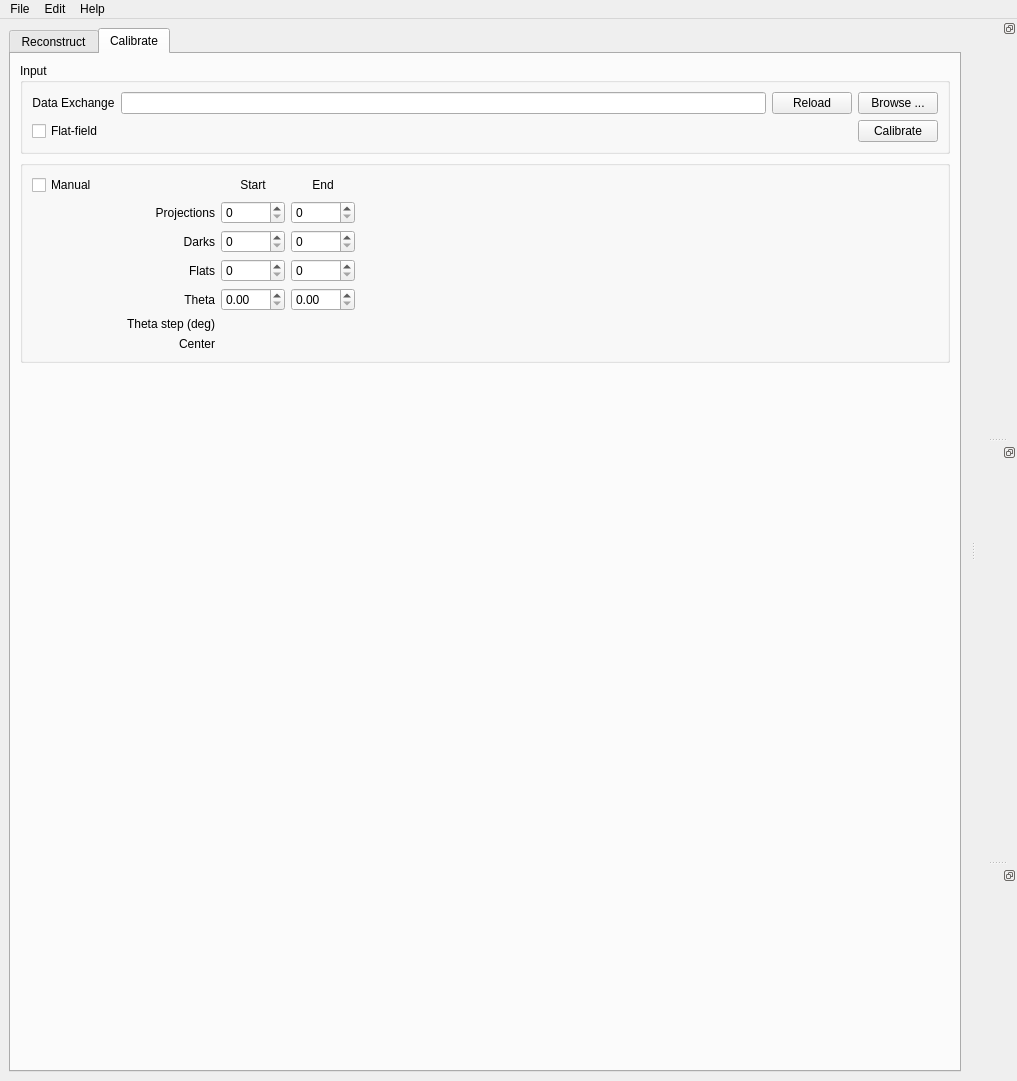
Old version of the form ufot/gui.ui in the repository tomography/tomopy-gui.
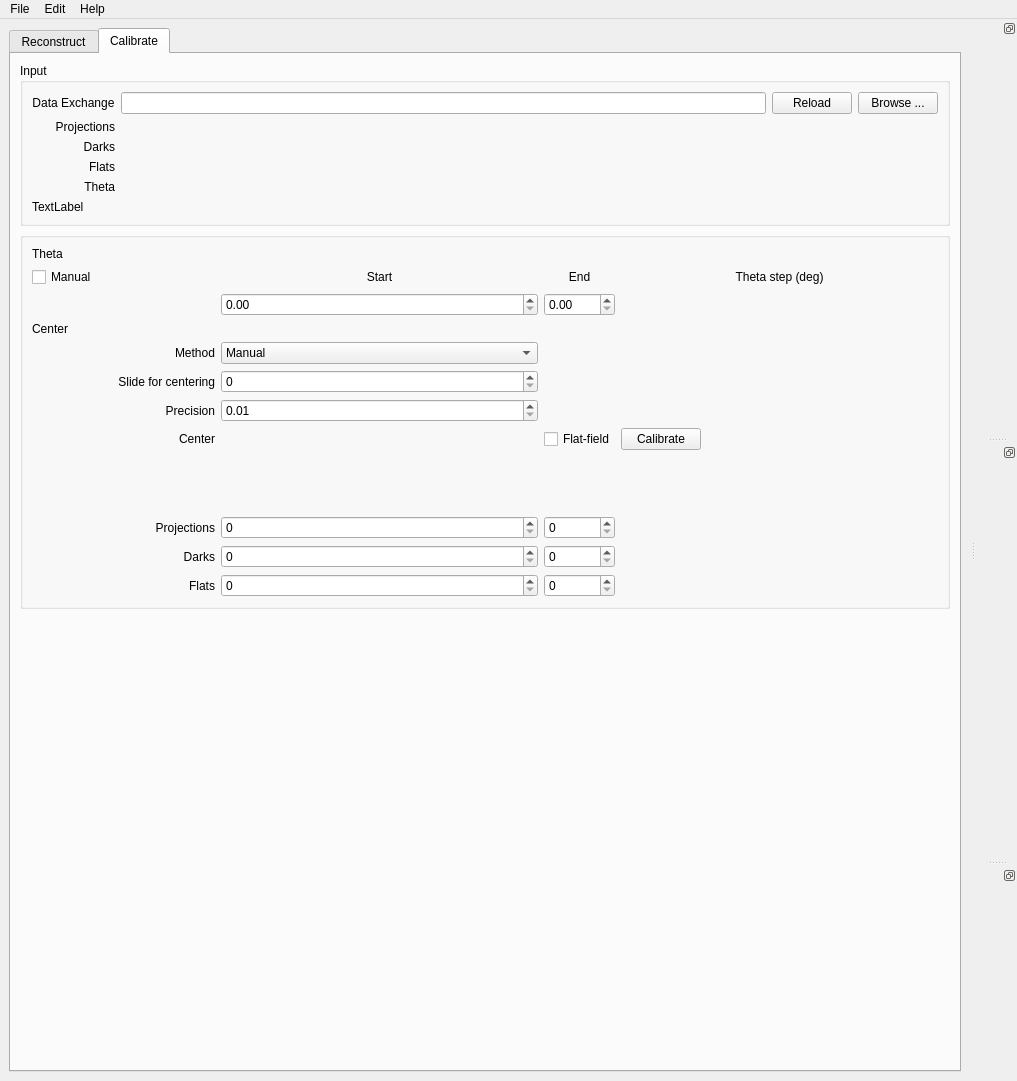
New version of the form. The open tabs and pages were chosen to show the change.

```diff
--- a/ufot/gui.ui
+++ b/ufot/gui.ui
@@ -69,7 +69,7 @@
        <enum>Qt::LeftToRight</enum>
       </property>
       <property name="currentIndex">
-       <number>0</number>
+       <number>1</number>
       </property>
       <widget class="QWidget" name="tab_widgetPage1_2">
        <attribute name="title">
@@ -976,7 +976,37 @@
             </property>
             <layout class="QVBoxLayout" name="verticalLayout_11">
              <item>
-              <layout class="QGridLayout" name="gridLayout_5" rowstretch="0,0">
+              <layout class="QGridLayout" name="gridLayout_5" rowstretch="0,0,0,0,0,0">
+               <item row="2" column="1">
+                <widget class="QLabel" name="label_14">
+                 <property name="text">
+                  <string>Darks</string>
+                 </property>
+                 <property name="alignment">
+                  <set>Qt::AlignRight|Qt::AlignTrailing|Qt::AlignVCenter</set>
+                 </property>
+                </widget>
+               </item>
+               <item row="1" column="1">
+                <widget class="QLabel" name="label_12">
+                 <property name="text">
+                  <string>Projections</string>
+                 </property>
+                 <property name="alignment">
+                  <set>Qt::AlignRight|Qt::AlignTrailing|Qt::AlignVCenter</set>
+                 </property>
+                </widget>
+               </item>
+               <item row="3" column="1">
+                <widget class="QLabel" name="label_15">
+                 <property name="text">
+                  <string>Flats</string>
+                 </property>
+                 <property name="alignment">
+                  <set>Qt::AlignRight|Qt::AlignTrailing|Qt::AlignVCenter</set>
+                 </property>
+                </widget>
+               </item>
                <item row="0" column="2">
                 <widget class="QLineEdit" name="dx_file_name_line"/>
                </item>
@@ -997,19 +1027,6 @@
                  </property>
                 </widget>
                </item>
-               <item row="1" column="4">
-                <widget class="QPushButton" name="calibrate_dx">
-                 <property name="sizePolicy">
-                  <sizepolicy hsizetype="Fixed" vsizetype="Fixed">
-                   <horstretch>0</horstretch>
-                   <verstretch>0</verstretch>
-                  </sizepolicy>
-                 </property>
-                 <property name="text">
-                  <string>Calibrate</string>
-                 </property>
-                </widget>
-               </item>
                <item row="0" column="3">
                 <widget class="QPushButton" name="dx_file_load">
                  <property name="text">
@@ -1017,15 +1034,56 @@
                  </property>
                 </widget>
                </item>
-               <item row="1" column="1">
-                <widget class="QCheckBox" name="ffc_box">
+               <item row="4" column="1">
+                <widget class="QLabel" name="label_16">
                  <property name="text">
-                  <string>Flat-field</string>
+                  <string>Theta</string>
+                 </property>
+                 <property name="alignment">
+                  <set>Qt::AlignRight|Qt::AlignTrailing|Qt::AlignVCenter</set>
+                 </property>
+                </widget>
+               </item>
+               <item row="1" column="2">
+                <widget class="QLabel" name="label_data_size">
+                 <property name="text">
+                  <string/>
+                 </property>
+                </widget>
+               </item>
+               <item row="2" column="2">
+                <widget class="QLabel" name="label_data_dark_size">
+                 <property name="text">
+                  <string/>
+                 </property>
+                </widget>
+               </item>
+               <item row="3" column="2">
+                <widget class="QLabel" name="label_data_white_size">
+                 <property name="text">
+                  <string/>
+                 </property>
+                </widget>
+               </item>
+               <item row="4" column="2">
+                <widget class="QLabel" name="label_theta_size">
+                 <property name="text">
+                  <string/>
+                 </property>
+                 <property name="alignment">
+                  <set>Qt::AlignLeading|Qt::AlignLeft|Qt::AlignVCenter</set>
                  </property>
                 </widget>
                </item>
               </layout>
              </item>
+             <item>
+              <widget class="QLabel" name="label_9">
+               <property name="text">
+                <string>TextLabel</string>
+               </property>
+              </widget>
+             </item>
             </layout>
            </widget>
           </item>
@@ -1035,111 +1093,161 @@
              <string/>
             </property>
             <layout class="QVBoxLayout" name="verticalLayout_12">
+             <item>
+              <widget class="QLabel" name="label_18">
+               <property name="text">
+                <string>Theta</string>
+               </property>
+              </widget>
+             </item>
              <item>
               <layout class="QGridLayout" name="gridLayout_6">
-               <item row="5" column="1">
-                <widget class="QLabel" name="label_10">
+               <item row="7" column="1">
+                <widget class="QLabel" name="slice_center_label">
                  <property name="text">
-                  <string>Theta step (deg)</string>
+                  <string>Slide for centering</string>
                  </property>
                  <property name="alignment">
                   <set>Qt::AlignRight|Qt::AlignTrailing|Qt::AlignVCenter</set>
                  </property>
                 </widget>
                </item>
-               <item row="2" column="3">
+               <item row="6" column="1">
+                <widget class="QLabel" name="center_label">
+                 <property name="text">
+                  <string>Method</string>
+                 </property>
+                 <property name="alignment">
+                  <set>Qt::AlignRight|Qt::AlignTrailing|Qt::AlignVCenter</set>
+                 </property>
+                </widget>
+               </item>
+               <item row="5" column="0">
+                <widget class="QLabel" name="label_20">
+                 <property name="text">
+                  <string>Center</string>
+                 </property>
+                </widget>
+               </item>
+               <item row="1" column="2">
+                <widget class="QDoubleSpinBox" name="theta_start">
+                 <property name="decimals">
+                  <number>2</number>
+                 </property>
+                 <property name="maximum">
+                  <double>360.000000000000000</double>
+                 </property>
+                 <property name="singleStep">
+                  <double>0.100000000000000</double>
+                 </property>
+                </widget>
+               </item>
+               <item row="7" column="2">
+                <widget class="QSpinBox" name="slice_center">
+                 <property name="maximum">
+                  <number>4096</number>
+                 </property>
+                </widget>
+               </item>
+               <item row="6" column="2">
+                <widget class="QComboBox" name="center_method_box">
+                 <item>
+                  <property name="text">
+                   <string>Manual</string>
+                  </property>
+                 </item>
+                 <item>
+                  <property name="text">
+                   <string>Entropy</string>
+                  </property>
+                 </item>
+                 <item>
+                  <property name="text">
+                   <string>Vo</string>
+                  </property>
+                 </item>
+                 <item>
+                  <property name="text">
+                   <string>Correlation</string>
+                  </property>
+                 </item>
+                </widget>
+               </item>
+               <item row="14" column="3">
                 <widget class="QSpinBox" name="data_dark_end"/>
                </item>
-               <item row="0" column="3">
-                <widget class="QLabel" name="data_end_label">
-                 <property name="text">
-                  <string>End</string>
+               <item row="12" column="4">
+                <spacer name="horizontalSpacer_3">
+                 <property name="orientation">
+                  <enum>Qt::Horizontal</enum>
                  </property>
-                 <property name="alignment">
-                  <set>Qt::AlignCenter</set>
+                 <property name="sizeHint" stdset="0">
+                  <size>
+                   <width>40</width>
+                   <height>20</height>
+                  </size>
                  </property>
-                </widget>
+                </spacer>
                </item>
-               <item row="3" column="2">
+               <item row="15" column="2">
                 <widget class="QSpinBox" name="data_white_start"/>
                </item>
-               <item row="1" column="4">
-                <widget class="QLabel" name="label_data_size">
-                 <property name="text">
-                  <string/>
-                 </property>
-                </widget>
-               </item>
-               <item row="1" column="1">
-                <widget class="QLabel" name="label_4">
-                 <property name="text">
-                  <string>Projections</string>
-                 </property>
-                 <property name="alignment">
-                  <set>Qt::AlignRight|Qt::AlignTrailing|Qt::AlignVCenter</set>
-                 </property>
-                </widget>
-               </item>
-               <item row="2" column="1">
-                <widget class="QLabel" name="label_5">
-                 <property name="text">
-                  <string>Darks</string>
-                 </property>
-                 <property name="alignment">
-                  <set>Qt::AlignRight|Qt::AlignTrailing|Qt::AlignVCenter</set>
-                 </property>
-                </widget>
-               </item>
-               <item row="2" column="4">
-                <widget class="QLabel" name="label_data_dark_size">
-                 <property name="text">
-                  <string/>
-                 </property>
-                </widget>
-               </item>
-               <item row="3" column="1">
-                <widget class="QLabel" name="label_7">
-                 <property name="text">
-                  <string>Flats</string>
-                 </property>
-                 <property name="alignment">
-                  <set>Qt::AlignRight|Qt::AlignTrailing|Qt::AlignVCenter</set>
-                 </property>
-                </widget>
-               </item>
-               <item row="3" column="4">
-                <widget class="QLabel" name="label_data_white_size">
-                 <property name="text">
-                  <string/>
-                 </property>
-                </widget>
-               </item>
-               <item row="6" column="1">
-                <widget class="QLabel" name="label_8">
-                 <property name="sizePolicy">
-                  <sizepolicy hsizetype="Preferred" vsizetype="Preferred">
-                   <horstretch>0</horstretch>
-                   <verstretch>0</verstretch>
-                  </sizepolicy>
-                 </property>
-                 <property name="minimumSize">
-                  <size>
-                   <width>112</width>
-                   <height>0</height>
-                  </size>
-                 </property>
-                 <property name="text">
-                  <string>Center</string>
-                 </property>
-                 <property name="alignment">
-                  <set>Qt::AlignRight|Qt::AlignTrailing|Qt::AlignVCenter</set>
-                 </property>
-                </widget>
-               </item>
-               <item row="1" column="2">
+               <item row="13" column="2">
                 <widget class="QSpinBox" name="data_start"/>
                </item>
-               <item row="6" column="4">
+               <item row="15" column="3">
+                <widget class="QSpinBox" name="data_white_end"/>
+               </item>
+               <item row="13" column="3">
+                <widget class="QSpinBox" name="data_end"/>
+               </item>
+               <item row="14" column="2">
+                <widget class="QSpinBox" name="data_dark_start"/>
+               </item>
+               <item row="0" column="4">
+                <widget class="QLabel" name="theta_step_label">
+                 <property name="text">
+                  <string>Theta step (deg)</string>
+                 </property>
+                 <property name="alignment">
+                  <set>Qt::AlignCenter</set>
+                 </property>
+                </widget>
+               </item>
+               <item row="8" column="1">
+                <widget class="QLabel" name="label_11">
+                 <property name="text">
+                  <string>Precision</string>
+                 </property>
+                 <property name="alignment">
+                  <set>Qt::AlignRight|Qt::AlignTrailing|Qt::AlignVCenter</set>
+                 </property>
+                </widget>
+               </item>
+               <item row="1" column="4">
+                <widget class="QLabel" name="theta_step">
+                 <property name="text">
+                  <string/>
+                 </property>
+                 <property name="alignment">
+                  <set>Qt::AlignCenter</set>
+                 </property>
+                </widget>
+               </item>
+               <item row="1" column="3">
+                <widget class="QDoubleSpinBox" name="theta_end">
+                 <property name="decimals">
+                  <number>2</number>
+                 </property>
+                 <property name="maximum">
+                  <double>360.000000000000000</double>
+                 </property>
+                 <property name="singleStep">
+                  <double>0.100000000000000</double>
+                 </property>
+                </widget>
+               </item>
+               <item row="9" column="2">
                 <widget class="QLabel" name="axis_num">
                  <property name="sizePolicy">
                   <sizepolicy hsizetype="Expanding" vsizetype="Fixed">
@@ -1158,37 +1266,80 @@
                  </property>
                 </widget>
                </item>
-               <item row="3" column="3">
-                <widget class="QSpinBox" name="data_white_end"/>
-               </item>
-               <item row="0" column="2">
-                <widget class="QLabel" name="data_start_label">
+               <item row="9" column="1">
+                <widget class="QLabel" name="label_8">
+                 <property name="sizePolicy">
+                  <sizepolicy hsizetype="Preferred" vsizetype="Preferred">
+                   <horstretch>0</horstretch>
+                   <verstretch>0</verstretch>
+                  </sizepolicy>
+                 </property>
+                 <property name="minimumSize">
+                  <size>
+                   <width>112</width>
+                   <height>0</height>
+                  </size>
+                 </property>
                  <property name="text">
-                  <string>Start</string>
+                  <string>Center</string>
                  </property>
                  <property name="alignment">
-                  <set>Qt::AlignCenter</set>
+                  <set>Qt::AlignRight|Qt::AlignTrailing|Qt::AlignVCenter</set>
                  </property>
                 </widget>
                </item>
-               <item row="1" column="3">
-                <widget class="QSpinBox" name="data_end"/>
+               <item row="8" column="2">
+                <widget class="QDoubleSpinBox" name="doubleSpinBox_4">
+                 <property name="minimum">
+                  <double>0.010000000000000</double>
+                 </property>
+                 <property name="maximum">
+                  <double>1.000000000000000</double>
+                 </property>
+                </widget>
                </item>
-               <item row="0" column="4">
-                <spacer name="horizontalSpacer_3">
+               <item row="10" column="2">
+                <spacer name="verticalSpacer">
                  <property name="orientation">
-                  <enum>Qt::Horizontal</enum>
+                  <enum>Qt::Vertical</enum>
                  </property>
                  <property name="sizeHint" stdset="0">
                   <size>
-                   <width>40</width>
-                   <height>20</height>
+                   <width>20</width>
+                   <height>40</height>
                   </size>
                  </property>
                 </spacer>
                </item>
-               <item row="2" column="2">
-                <widget class="QSpinBox" name="data_dark_start"/>
+               <item row="13" column="1">
+                <widget class="QLabel" name="label_4">
+                 <property name="text">
+                  <string>Projections</string>
+                 </property>
+                 <property name="alignment">
+                  <set>Qt::AlignRight|Qt::AlignTrailing|Qt::AlignVCenter</set>
+                 </property>
+                </widget>
+               </item>
+               <item row="14" column="1">
+                <widget class="QLabel" name="label_5">
+                 <property name="text">
+                  <string>Darks</string>
+                 </property>
+                 <property name="alignment">
+                  <set>Qt::AlignRight|Qt::AlignTrailing|Qt::AlignVCenter</set>
+                 </property>
+                </widget>
+               </item>
+               <item row="15" column="1">
+                <widget class="QLabel" name="label_7">
+                 <property name="text">
+                  <string>Flats</string>
+                 </property>
+                 <property name="alignment">
+                  <set>Qt::AlignRight|Qt::AlignTrailing|Qt::AlignVCenter</set>
+                 </property>
+                </widget>
                </item>
                <item row="0" column="0">
                 <widget class="QCheckBox" name="manual_box">
@@ -1197,53 +1348,43 @@
                  </property>
                 </widget>
                </item>
-               <item row="4" column="1">
-                <widget class="QLabel" name="theta_label">
+               <item row="0" column="2">
+                <widget class="QLabel" name="data_start_label">
                  <property name="text">
-                  <string>Theta</string>
+                  <string>Start</string>
                  </property>
                  <property name="alignment">
-                  <set>Qt::AlignRight|Qt::AlignTrailing|Qt::AlignVCenter</set>
+                  <set>Qt::AlignCenter</set>
                  </property>
                 </widget>
                </item>
-               <item row="4" column="2">
-                <widget class="QDoubleSpinBox" name="theta_start">
-                 <property name="decimals">
-                  <number>2</number>
+               <item row="0" column="3">
+                <widget class="QLabel" name="data_end_label">
+                 <property name="text">
+                  <string>End</string>
                  </property>
-                 <property name="maximum">
-                  <double>360.000000000000000</double>
+                 <property name="alignment">
+                  <set>Qt::AlignCenter</set>
                  </property>
-                 <property name="singleStep">
-                  <double>0.100000000000000</double>
-                 </property>
                 </widget>
                </item>
-               <item row="4" column="3">
-                <widget class="QDoubleSpinBox" name="theta_end">
-                 <property name="decimals">
-                  <number>2</number>
+               <item row="9" column="4">
+                <widget class="QPushButton" name="calibrate_dx">
+                 <property name="sizePolicy">
+                  <sizepolicy hsizetype="Fixed" vsizetype="Fixed">
+                   <horstretch>0</horstretch>
+                   <verstretch>0</verstretch>
+                  </sizepolicy>
                  </property>
-                 <property name="maximum">
-                  <double>360.000000000000000</double>
-                 </property>
-                 <property name="singleStep">
-                  <double>0.100000000000000</double>
-                 </property>
-                </widget>
-               </item>
-               <item row="5" column="4">
-                <widget class="QLabel" name="theta_step">
                  <property name="text">
-                  <string/>
+                  <string>Calibrate</string>
                  </property>
                 </widget>
                </item>
-               <item row="4" column="4">
-                <widget class="QLabel" name="label_theta_size">
+               <item row="9" column="3">
+                <widget class="QCheckBox" name="ffc_box">
                  <property name="text">
-                  <string/>
+                  <string>Flat-field</string>
                  </property>
                 </widget>
                </item>
@@ -1265,7 +1406,16 @@
              </sizepolicy>
             </property>
             <layout class="QGridLayout" name="gridLayout_11">
-             <property name="margin">
+             <property name="leftMargin">
+              <number>0</number>
+             </property>
+             <property name="topMargin">
+              <number>0</number>
+             </property>
+             <property name="rightMargin">
+              <number>0</number>
+             </property>
+             <property name="bottomMargin">
               <number>0</number>
              </property>
              <property name="spacing">
@@ -1288,7 +1438,7 @@
      <x>0</x>
      <y>0</y>
      <width>1017</width>
-     <height>27</height>
+     <height>22</height>
     </rect>
    </property>
    <property name="sizePolicy">
```
